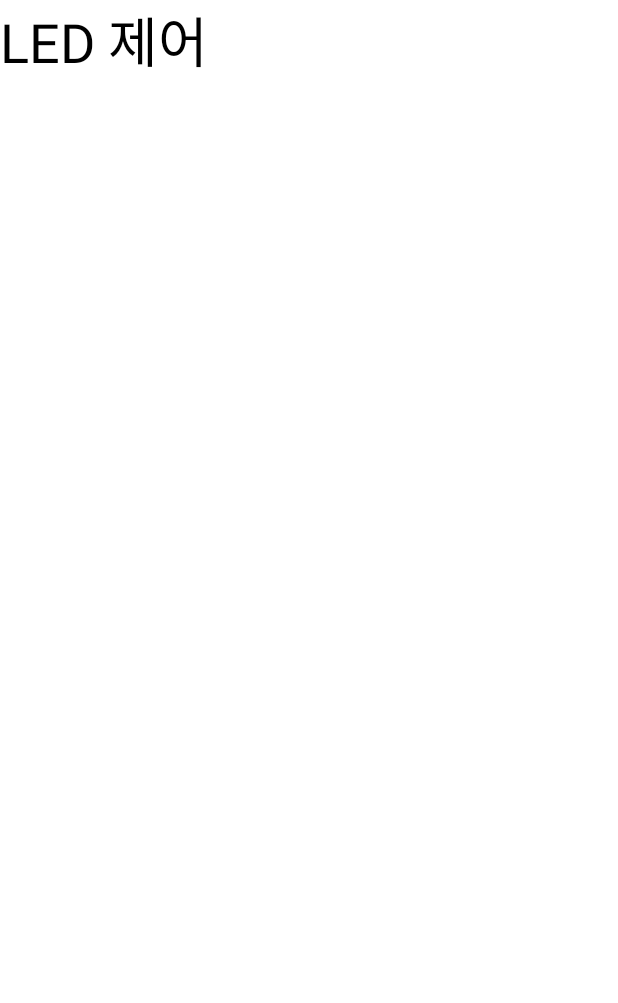
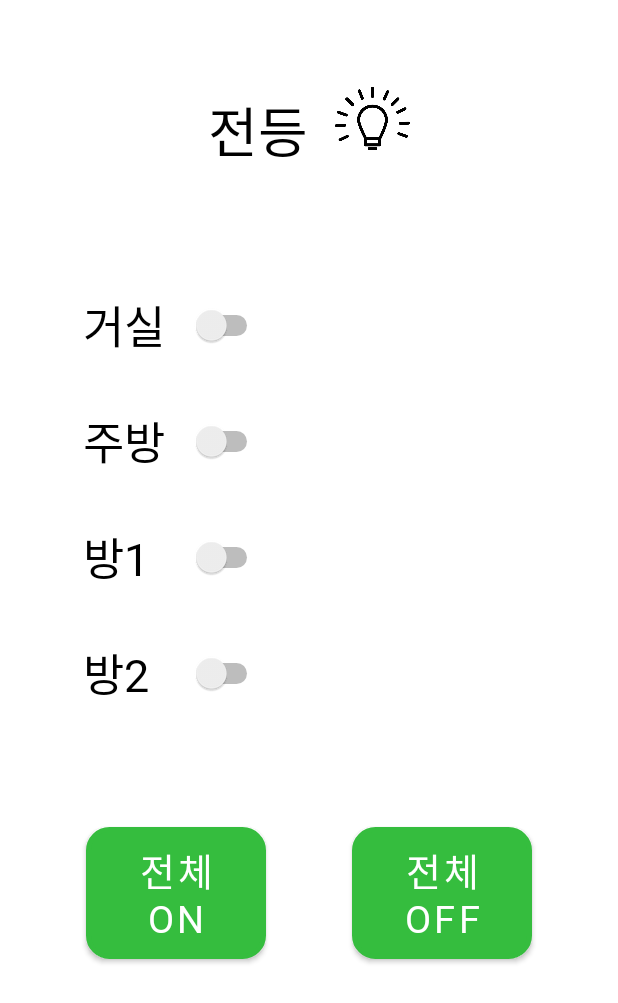
Before and after one commit to HanUngJae/IoT_Project, an Android app: the LedActivity screen opened directly, with no data from a screen before it, on a phone screen of 412 x 824 dp. Shown: the top 1003 px of the screen. Run offline under Robolectric (Android 15) with nearby library versions, the phone set to English and light mode, and no system bars.

Commit message:
led 화면 프론트 구현

```diff
--- a/SHCSmartHomeCare/app/src/main/res/layout/activity_led.xml
+++ b/SHCSmartHomeCare/app/src/main/res/layout/activity_led.xml
@@ -10,10 +10,105 @@
         android:id="@+id/textView2"
         android:layout_width="wrap_content"
         android:layout_height="wrap_content"
-        android:text="LED 제어"
+        android:layout_marginStart="136dp"
+        android:layout_marginTop="60dp"
+        android:layout_marginEnd="8dp"
+        android:fontFamily="@font/dx_hanlgrum_kscpc_euc_h"
+        android:text="전등"
         android:textColor="#000000"
         android:textSize="36sp"
+        app:layout_constraintEnd_toStartOf="@+id/imageView6"
         app:layout_constraintStart_toStartOf="parent"
         app:layout_constraintTop_toTopOf="parent" />
 
+    <ImageView
+        android:id="@+id/imageView6"
+        android:layout_width="50dp"
+        android:layout_height="50dp"
+        android:layout_marginStart="8dp"
+        android:layout_marginTop="54dp"
+        android:layout_marginEnd="136dp"
+        app:layout_constraintEnd_toEndOf="parent"
+        app:layout_constraintStart_toEndOf="@+id/textView2"
+        app:layout_constraintTop_toTopOf="parent"
+        app:srcCompat="@drawable/led" />
+
+    <Switch
+        android:id="@+id/led_switch1"
+        android:layout_width="120dp"
+        android:layout_height="wrap_content"
+        android:layout_marginStart="55dp"
+        android:layout_marginTop="80dp"
+        android:fontFamily="@font/dx_hanlgrum_kscpc_euc_h"
+        android:text="거실"
+        android:textSize="30sp"
+        app:layout_constraintStart_toStartOf="parent"
+        app:layout_constraintTop_toBottomOf="@+id/textView2" />
+
+    <Switch
+        android:id="@+id/led_switch2"
+        android:layout_width="120dp"
+        android:layout_height="wrap_content"
+        android:layout_marginStart="55dp"
+        android:layout_marginTop="32dp"
+        android:fontFamily="@font/dx_hanlgrum_kscpc_euc_h"
+        android:text="주방"
+        android:textSize="30sp"
+        app:layout_constraintStart_toStartOf="parent"
+        app:layout_constraintTop_toBottomOf="@+id/led_switch1" />
+
+    <Switch
+        android:id="@+id/led_switch3"
+        android:layout_width="120dp"
+        android:layout_height="wrap_content"
+        android:layout_marginStart="55dp"
+        android:layout_marginTop="32dp"
+        android:fontFamily="@font/dx_hanlgrum_kscpc_euc_h"
+        android:text="방1"
+        android:textSize="30sp"
+        app:layout_constraintStart_toStartOf="parent"
+        app:layout_constraintTop_toBottomOf="@+id/led_switch2" />
+
+    <Switch
+        android:id="@+id/led_switch4"
+        android:layout_width="120dp"
+        android:layout_height="wrap_content"
+        android:layout_marginStart="55dp"
+        android:layout_marginTop="32dp"
+        android:fontFamily="@font/dx_hanlgrum_kscpc_euc_h"
+        android:text="방2"
+        android:textSize="30sp"
+        app:layout_constraintStart_toStartOf="parent"
+        app:layout_constraintTop_toBottomOf="@+id/led_switch3" />
+
+    <Button
+        android:id="@+id/on_allLed_btn"
+        android:layout_width="120dp"
+        android:layout_height="wrap_content"
+        android:layout_marginStart="32dp"
+        android:layout_marginTop="80dp"
+        android:layout_marginEnd="16dp"
+        android:background="@drawable/buttonshape"
+        android:fontFamily="@font/dx_hanlgrum_kscpc_euc_h"
+        android:text="전체 ON"
+        android:textSize="25dp"
+        app:layout_constraintEnd_toStartOf="@+id/off_allLed_btn"
+        app:layout_constraintStart_toStartOf="parent"
+        app:layout_constraintTop_toBottomOf="@+id/led_switch4" />
+
+    <Button
+        android:id="@+id/off_allLed_btn"
+        android:layout_width="120dp"
+        android:layout_height="wrap_content"
+        android:layout_marginStart="16dp"
+        android:layout_marginTop="80dp"
+        android:layout_marginEnd="32dp"
+        android:background="@drawable/buttonshape"
+        android:fontFamily="@font/dx_hanlgrum_kscpc_euc_h"
+        android:text="전체 OFF"
+        android:textSize="25dp"
+        app:layout_constraintEnd_toEndOf="parent"
+        app:layout_constraintStart_toEndOf="@+id/on_allLed_btn"
+        app:layout_constraintTop_toBottomOf="@+id/led_switch4" />
+
 </androidx.constraintlayout.widget.ConstraintLayout>
```
